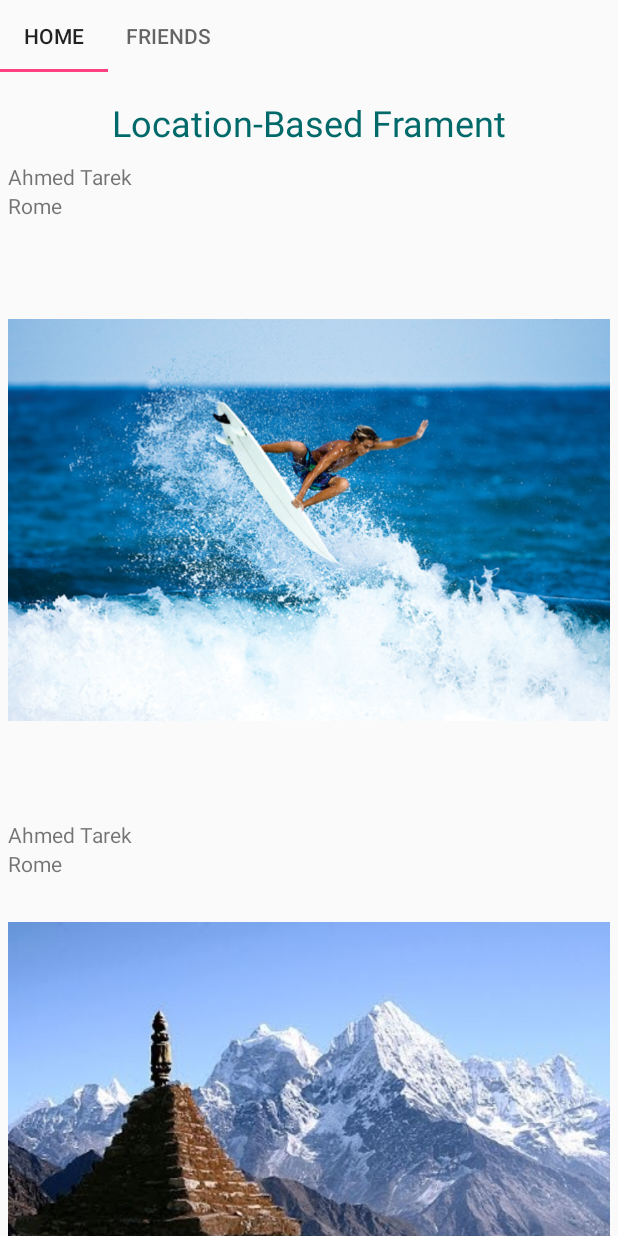
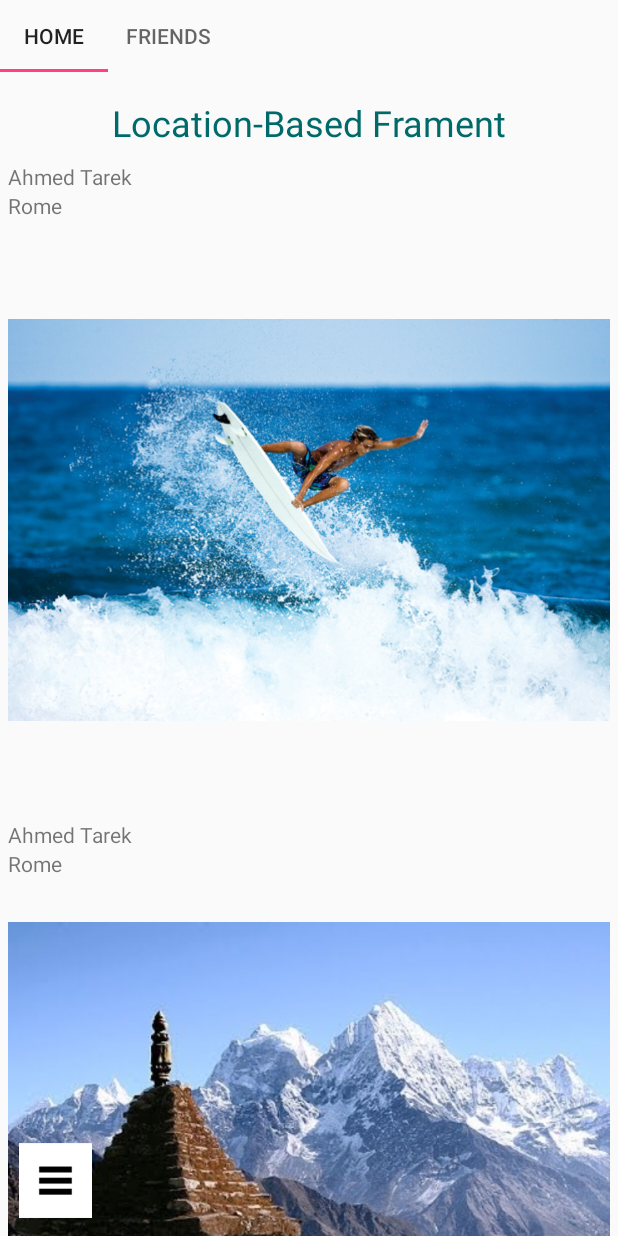
Before and after one commit to azamzamy/GeoApplication, an Android app: the LocationBasedFragment screen opened directly, with no data from a screen before it, on a phone screen of 412 x 824 dp. Run offline under Robolectric (Android 15) with nearby library versions, the phone set to English and light mode, and no system bars.

Commit message:
added profile activity with it's list view

```diff
--- a/Android/YouAreHere/app/src/main/java/com/example/hp/youarehere/Timeline.java
+++ b/Android/YouAreHere/app/src/main/java/com/example/hp/youarehere/Timeline.java
@@ -1,33 +1,45 @@
 package com.example.hp.youarehere;
 
 import android.content.Context;
+import android.content.Intent;
 import android.support.design.widget.TabLayout;
+import android.support.v4.widget.DrawerLayout;
 import android.support.v7.app.AppCompatActivity;
 import android.support.v4.view.ViewPager;
 import android.os.Bundle;
-import android.support.v7.widget.RecyclerView;
-import android.support.v7.widget.StaggeredGridLayoutManager;
+import android.view.Gravity;
+import android.view.View;
+import android.widget.ImageView;
+import android.widget.TextView;
 
-import com.example.hp.youarehere.adapters.LocationAdapter;
 import com.example.hp.youarehere.adapters.TimeLineFragmentsAdapter;
-import com.example.hp.youarehere.utilities.CustomPager;
-import com.example.hp.youarehere.utilities.Post;
 
 public class Timeline extends AppCompatActivity {
 
     ViewPager viewPager;
     Context context;
     TimeLineFragmentsAdapter timeLineFragmentsAdapter;
+    TextView profile;
 
-
+    ImageView menuButton;
+    DrawerLayout drawerLayout;
 
 
     @Override
     protected void onCreate(Bundle savedInstanceState) {
         super.onCreate(savedInstanceState);
         setContentView(R.layout.activity_timeline);
+        context = this;
+        viewPager = (ViewPager) findViewById(R.id.view_pager);
 
-        viewPager = (ViewPager) findViewById(R.id.view_pager);
+        drawerLayout = (DrawerLayout) findViewById(R.id.drawerLayout);
+        menuButton = (ImageView) findViewById(R.id.menu_button_image);
+        menuButton.setOnClickListener(new View.OnClickListener() {
+            @Override
+            public void onClick(View v) {
+                drawerLayout.openDrawer(Gravity.LEFT);
+            }
+        });
 
         timeLineFragmentsAdapter = new TimeLineFragmentsAdapter(getSupportFragmentManager(), 2,context);
         viewPager.setAdapter(timeLineFragmentsAdapter);
@@ -36,8 +48,15 @@ public class Timeline extends AppCompatActivity {
         TabLayout tabLayout = (TabLayout) findViewById(R.id.sliding_tabs);
         tabLayout.setupWithViewPager(viewPager);
 
+        profile = (TextView) findViewById(R.id.profile_text);
 
-
+        profile.setOnClickListener(new View.OnClickListener() {
+            @Override
+            public void onClick(View v) {
+                Intent intent = new Intent(context, Profile.class);
+                startActivity(intent);
+            }
+        });
 
 
     }
--- a/Android/YouAreHere/app/src/main/java/com/example/hp/youarehere/adapters/LocationAdapter.java
+++ b/Android/YouAreHere/app/src/main/java/com/example/hp/youarehere/adapters/ImagesAdapter.java
@@ -11,25 +11,28 @@ import android.widget.TextView;
 import com.example.hp.youarehere.R;
 import com.example.hp.youarehere.utilities.Post;
 
-import org.w3c.dom.Text;
-
 /**
  * Created by ahmedtarek on 11/30/15.
  */
-public class LocationAdapter extends RecyclerView.Adapter<LocationAdapter.LocationViewHolder> {
+public class ImagesAdapter extends RecyclerView.Adapter<ImagesAdapter.LocationViewHolder> {
 
     Post[] items;
     Context context;
+    int version;
 
-    public LocationAdapter(Post[] items, Context context) {
+    public ImagesAdapter(Post[] items, Context context, int version) {
+        this.version = version;
         this.items = items;
         this.context = context;
     }
 
     @Override
     public LocationViewHolder onCreateViewHolder(ViewGroup parent, int viewType) {
-        View view = LayoutInflater.from(parent.getContext()).inflate(R.layout.location_recycler_view_item, parent, false);
-
+        View view = null;
+        if (version == 0)
+            view = LayoutInflater.from(parent.getContext()).inflate(R.layout.location_recycler_view_item, parent, false);
+        else
+            view = LayoutInflater.from(parent.getContext()).inflate(R.layout.profile_recycler_view_item, parent, false);
         return new LocationViewHolder(view);
     }
 
@@ -50,8 +53,11 @@ public class LocationAdapter extends RecyclerView.Adapter<LocationAdapter.Locati
         else if (position == 2) holder.image.setImageResource(R.drawable.test2);
         else if (position == 3) holder.image.setImageResource(R.drawable.test3);
 
-        holder.location.setText("Rome");
-        holder.userName.setText("Ahmed Tarek");
+        if (version == 0) {
+            holder.location.setText("Rome");
+            holder.userName.setText("Ahmed Tarek");
+        }
+
     }
 
     class LocationViewHolder extends RecyclerView.ViewHolder {
--- a/Android/YouAreHere/app/src/main/java/com/example/hp/youarehere/fragments/LocationBasedFragment.java
+++ b/Android/YouAreHere/app/src/main/java/com/example/hp/youarehere/fragments/LocationBasedFragment.java
@@ -4,13 +4,12 @@ import android.support.v4.app.Fragment;
 import android.os.Bundle;
 import android.support.v7.widget.LinearLayoutManager;
 import android.support.v7.widget.RecyclerView;
-import android.support.v7.widget.StaggeredGridLayoutManager;
 import android.view.LayoutInflater;
 import android.view.View;
 import android.view.ViewGroup;
 
 import com.example.hp.youarehere.R;
-import com.example.hp.youarehere.adapters.LocationAdapter;
+import com.example.hp.youarehere.adapters.ImagesAdapter;
 import com.example.hp.youarehere.utilities.Post;
 
 /**
@@ -21,7 +20,7 @@ public class LocationBasedFragment extends Fragment {
 
     // Location-based RecyclerView stuff
     RecyclerView locationRecyclerView;
-    LocationAdapter locationAdapter;
+    ImagesAdapter imagesAdapter;
     LinearLayoutManager locationLinearLayoutManager;
     Post[] locationPosts;
     @Override
@@ -37,9 +36,9 @@ public class LocationBasedFragment extends Fragment {
             locationPosts[i] = p;
         }
         locationRecyclerView = (RecyclerView) rootView.findViewById(R.id.location_based_recycler_view);
-        locationAdapter = new LocationAdapter(locationPosts, getContext());
+        imagesAdapter = new ImagesAdapter(locationPosts, getContext(), 0);
         locationLinearLayoutManager = new LinearLayoutManager(getContext(), LinearLayoutManager.VERTICAL, false);
-        locationRecyclerView.setAdapter(locationAdapter);
+        locationRecyclerView.setAdapter(imagesAdapter);
         locationRecyclerView.setLayoutManager(locationLinearLayoutManager);
 
         return rootView;
--- a/Android/YouAreHere/app/src/main/res/layout/activity_timeline.xml
+++ b/Android/YouAreHere/app/src/main/res/layout/activity_timeline.xml
@@ -27,6 +27,7 @@
             android:layout_height="match_parent"
             >
 
+
             <android.support.design.widget.TabLayout
                 android:id="@+id/sliding_tabs"
                 android:layout_width="match_parent"
@@ -49,6 +50,15 @@
                 android:layout_alignParentStart="true">
 
             </android.support.v4.view.ViewPager>
+
+            <ImageView
+                android:id="@+id/menu_button_image"
+                android:layout_width="50dp"
+                android:layout_height="50dp"
+                android:layout_alignParentBottom="true"
+                android:layout_marginBottom="12dp"
+                android:layout_marginLeft="12dp"
+                android:src="@drawable/menu"/>
         </RelativeLayout>
     </RelativeLayout>
 
@@ -59,14 +69,15 @@
         android:layout_height="match_parent"
         android:id="@+id/drawerPane"
         android:layout_gravity="start"
-        android:background="#e45e6d"
+        android:background="#1abc9c"
         android:padding="10dp">
+
 
         <LinearLayout
             android:orientation="vertical"
             android:layout_width="200dp"
             android:layout_height="match_parent"
-            android:background="#e45e6d"
+            android:background="#1abc9c"
             android:padding="10dp">
 
             <ImageView
@@ -78,6 +89,7 @@
                 android:layout_gravity="center_horizontal"/>
 
             <TextView
+                android:id="@+id/profile_text"
                 android:layout_width="wrap_content"
                 android:layout_height="wrap_content"
                 android:text="Profile"
--- a/Android/YouAreHere/app/src/main/res/values/strings.xml
+++ b/Android/YouAreHere/app/src/main/res/values/strings.xml
@@ -1,5 +1,8 @@
 <resources>
     <string name="app_name">YouAreHere</string>
     <string name="action_settings">Settings</string>
+    <string name="title_activity_profile">Profile</string>
+
+    <string name="hello_world">Hello world!</string>
 
 </resources>
```
Also changed, not shown: Android/YouAreHere/app/src/main/AndroidManifest.xml (+5 -3 lines), Android/YouAreHere/app/src/main/java/com/example/hp/youarehere/Profile.java (added, +70 -0 lines), Android/YouAreHere/app/src/main/java/com/example/hp/youarehere/utilities/MenuButton.java (added, +32 -0 lines), Android/YouAreHere/app/src/main/res/layout/activity_profile.xml (added, +143 -0 lines), Android/YouAreHere/app/src/main/res/layout/profile_recycler_view_item.xml (added, +14 -0 lines), Android/YouAreHere/app/src/main/res/menu/menu_profile.xml (added, +7 -0 lines), Android/YouAreHere/app/src/main/assets/Raleway-Black.ttf (added), Android/YouAreHere/app/src/main/assets/Raleway-Medium.ttf (added), Android/YouAreHere/app/src/main/res/drawable/menu.jpg (added), Android/YouAreHere/app/src/main/res/drawable/profile.jpg (added).
